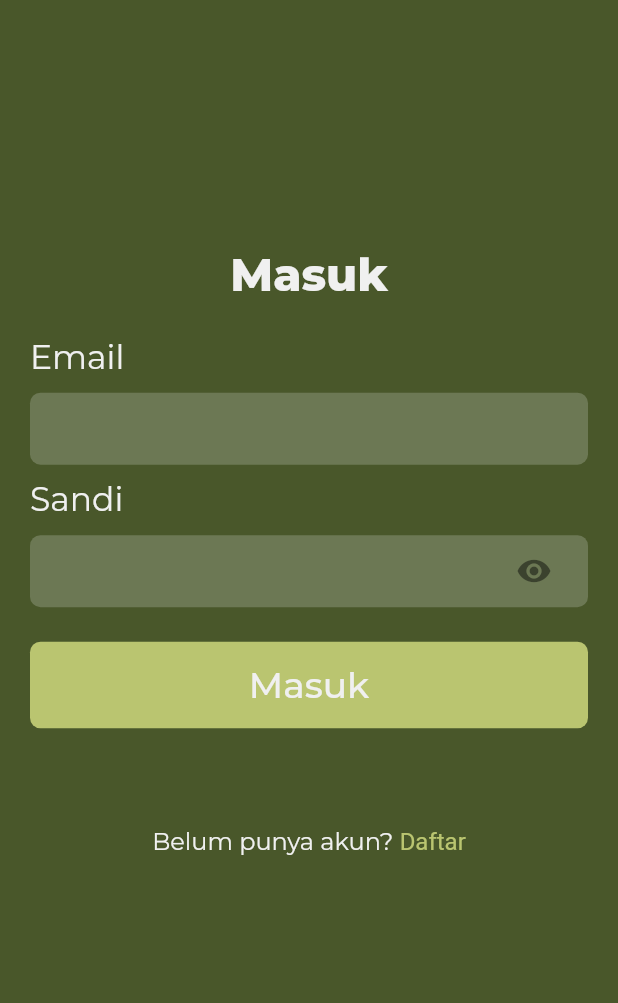
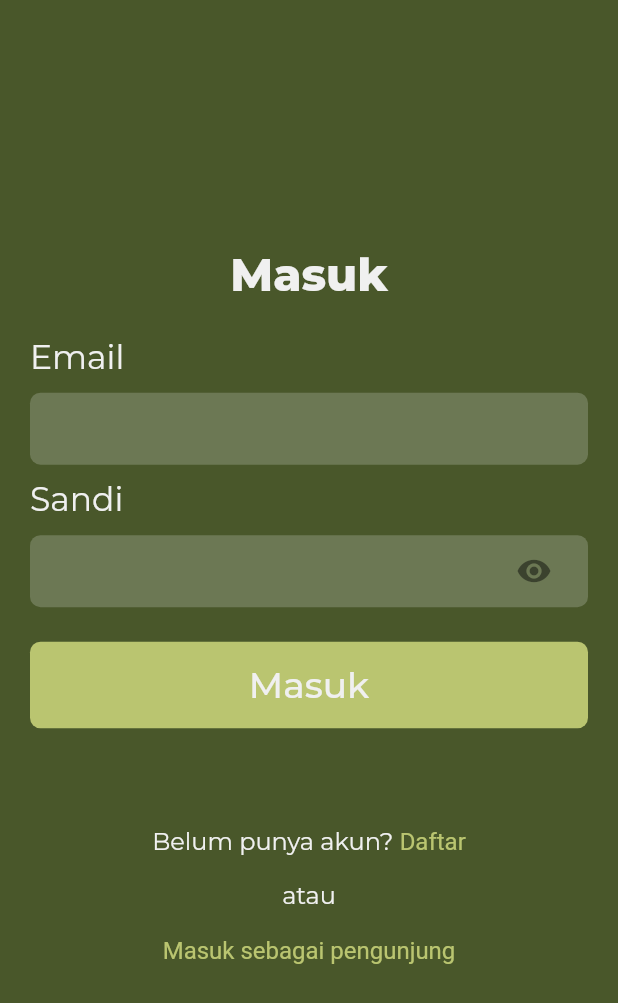
Before and after one commit to abrahamaditya/maid.id, a Flutter app: the Login screen opened directly, on a phone screen of 412 x 824 dp. Shown: the top 1003 px of the screen. Run offline on Flutter 3.47's test engine with Material 2 defaults, Android fonts, the phone set to English and light mode, and no system bars; our stand-ins replace animated_text_kit, google_fonts.

Commit message:
fix: update login control access

```diff
--- a/lib/main.dart
+++ b/lib/main.dart
@@ -21,7 +21,7 @@
   Widget build(BuildContext context) {
     return MaterialApp(
       debugShowCheckedModeBanner: false,
-      home: Home("user_001@gmail.com"),
+      home: SplashScreen(),
     );
   }
 }
--- a/lib/screen/drawer.dart
+++ b/lib/screen/drawer.dart
@@ -15,7 +15,7 @@
     List temp = nameTemp.split("@");
     String nameTemp2 = temp.elementAt(0);
     String name = nameTemp2[0].toUpperCase() + nameTemp2.substring(1);
-    final email = emailData;
+    String email = emailData;
     return Drawer(
       child: Material(
         color: primaryColor,
@@ -32,9 +32,9 @@
               padding: padding,
               child: Column(
                 children: [
-                  const SizedBox(height: 12),
+                  const SizedBox(height: 8),
                   Divider(color: Colors.white70),
-                  const SizedBox(height: 12),
+                  const SizedBox(height: 8),
                   buildMenuItem(
                     text: 'Keluar',
                     icon: Icons.logout_rounded,
--- a/lib/screen/login.dart
+++ b/lib/screen/login.dart
@@ -125,6 +125,38 @@
                               },
                           ),
                         ],
+                      ),
+                    ),
+                  ),
+                  Container(
+                    margin: EdgeInsets.only(
+                        top: MediaQuery.of(context).size.height * 0.02),
+                    child: Text.rich(
+                      TextSpan(
+                        text: "atau",
+                        style: GoogleFonts.montserrat(
+                          textStyle: TextStyle(
+                            color: whiteTextColor,
+                            fontSize: 16,
+                          ),
+                        ),
+                      ),
+                    ),
+                  ),
+                  Container(
+                    margin: EdgeInsets.only(
+                        top: MediaQuery.of(context).size.height * 0.02),
+                    child: Text.rich(
+                      TextSpan(
+                        text: "Masuk sebagai pengunjung",
+                        style: TextStyle(color: secondaryColor, fontSize: 16),
+                        recognizer: TapGestureRecognizer()
+                          ..onTap = () {
+                            Navigator.pushReplacement(
+                                context,
+                                MaterialPageRoute(
+                                    builder: (context) => Home("guest")));
+                          },
                       ),
                     ),
                   ),
```
